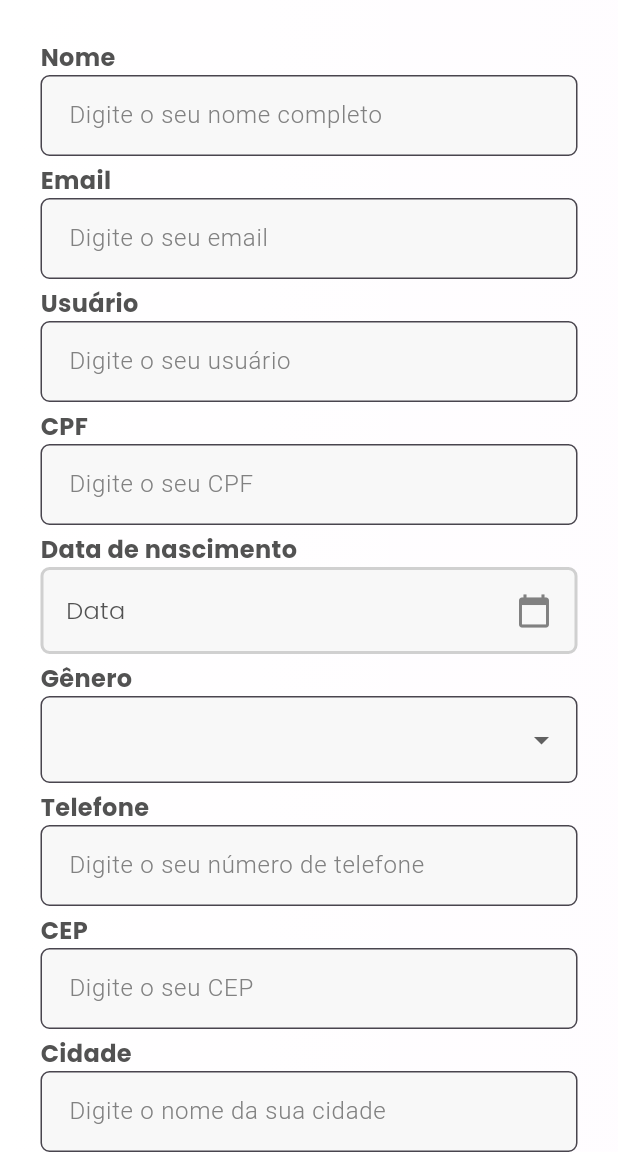
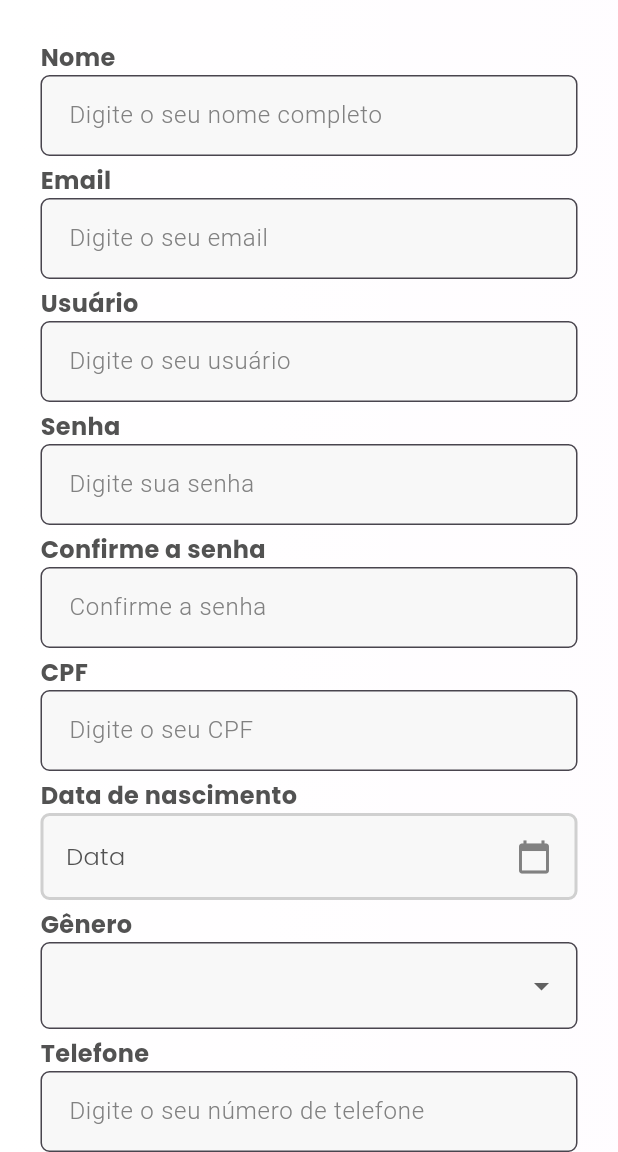
Before and after one commit to EduardoLott/opa_mobile, a Flutter app: the RegisterPage screen opened directly, on a phone screen of 412 x 824 dp, the part 84-1236 px from its top. Run offline on Flutter 3.47's test engine with Material 3 defaults, Android fonts, the phone set to English and light mode, and no system bars; our stand-ins replace google_fonts.

Commit message:
feat: Adiciona controllers para variavel

```diff
--- a/lib/register_page.dart
+++ b/lib/register_page.dart
@@ -13,6 +13,26 @@ class RegisterPage extends StatefulWidget {
 
 class _RegisterPageState extends State<RegisterPage> {
   final _formKey = GlobalKey<FormState>();
+
+  final TextEditingController nameController = TextEditingController();
+  final TextEditingController passwordController = TextEditingController();
+  final TextEditingController passwordConfirmController =
+      TextEditingController();
+  final TextEditingController emailController = TextEditingController();
+  final TextEditingController userController = TextEditingController();
+  final TextEditingController cpfController = TextEditingController();
+  final TextEditingController birthDateController = TextEditingController();
+  final TextEditingController genderController = TextEditingController();
+  final TextEditingController phoneController = TextEditingController();
+  final TextEditingController cepController = TextEditingController();
+  final TextEditingController cityController = TextEditingController();
+  final TextEditingController neighborhoodController = TextEditingController();
+  final TextEditingController stateController = TextEditingController();
+  final TextEditingController streetController = TextEditingController();
+  final TextEditingController streetNumberController = TextEditingController();
+  final TextEditingController complementController = TextEditingController();
+
+  var label;
 
   DateTime selectedDate = DateTime.now();
 
@@ -79,6 +99,18 @@ class _RegisterPageState extends State<RegisterPage> {
                   context,
                   labelText: 'Usuário',
                   placeholder: 'Digite o seu usuário',
+                ),
+                const SizedBox(height: 5),
+                _buildTextFormFieldWithLabel(
+                  context,
+                  labelText: 'Senha',
+                  placeholder: 'Digite sua senha',
+                ),
+                const SizedBox(height: 5),
+                _buildTextFormFieldWithLabel(
+                  context,
+                  labelText: 'Confirme a senha',
+                  placeholder: 'Confirme a senha',
                 ),
                 const SizedBox(height: 5),
                 _buildTextFormFieldWithLabel(
@@ -158,6 +190,20 @@ class _RegisterPageState extends State<RegisterPage> {
                     ),
                     onPressed: () {
                       if (_formKey.currentState!.validate()) {}
+                      print('Nome: ${nameController.text}');
+                      print('Email: ${emailController.text}');
+                      print('Senha: ${passwordController.text}');
+                      print('CPF: ${cpfController.text}');
+                      print('Data de Nascimento: ${birthDateController.text}');
+                      print('Gênero: ${genderController.text}');
+                      print('CEP: ${cepController.text}');
+                      print('Telefone: ${phoneController.text}');
+                      print('Cidade: ${cityController.text}');
+                      print('Bairro: ${neighborhoodController.text}');
+                      print('Estado: ${stateController.text}');
+                      print('Rua: ${streetController.text}');
+                      print('Número: ${streetNumberController.text}');
+                      print('Complemento: ${complementController.text}');
                     },
                   ),
                 ),
@@ -174,6 +220,59 @@ class _RegisterPageState extends State<RegisterPage> {
       {required String labelText,
       required String placeholder,
       bool obscureText = false}) {
+    switch (labelText) {
+      case 'Nome':
+        label = nameController;
+        break;
+      case 'Email':
+        label = emailController;
+        break;
+      case 'Senha':
+        label = passwordController;
+        break;
+      case 'CPF':
+        label = cpfController;
+        break;
+      case 'Data de Nascimento':
+        label = birthDateController;
+        break;
+      case 'Gênero':
+        label = genderController;
+        break;
+      case 'CEP':
+        label = cepController;
+        break;
+      case 'Cidade':
+        label = cityController;
+        break;
+      case 'Bairro':
+        label = neighborhoodController;
+        break;
+      case 'Estado':
+        label = stateController;
+        break;
+      case 'Rua':
+        label = streetController;
+        break;
+      case 'Número':
+        label = streetNumberController;
+        break;
+      case 'Complemento':
+        label = complementController;
+        break;
+      case 'Usuário':
+        label = userController;
+        break;
+      case 'Telefone':
+        label = phoneController;
+        break;
+      case 'Senha':
+        label = passwordController;
+        break;
+      case 'Confirme a senha':
+        label = passwordConfirmController;
+        break;
+    }
     return Column(
       crossAxisAlignment: CrossAxisAlignment.start,
       children: [
@@ -186,6 +285,8 @@ class _RegisterPageState extends State<RegisterPage> {
               ),
             )),
         TextFormField(
+          obscureText: labelText == 'Senha' || labelText == 'Confirme a senha',
+          controller: label,
           validator: (value) {
             if (value == null || value.isEmpty) {
               return 'Por favor, digite seu $labelText';
```
